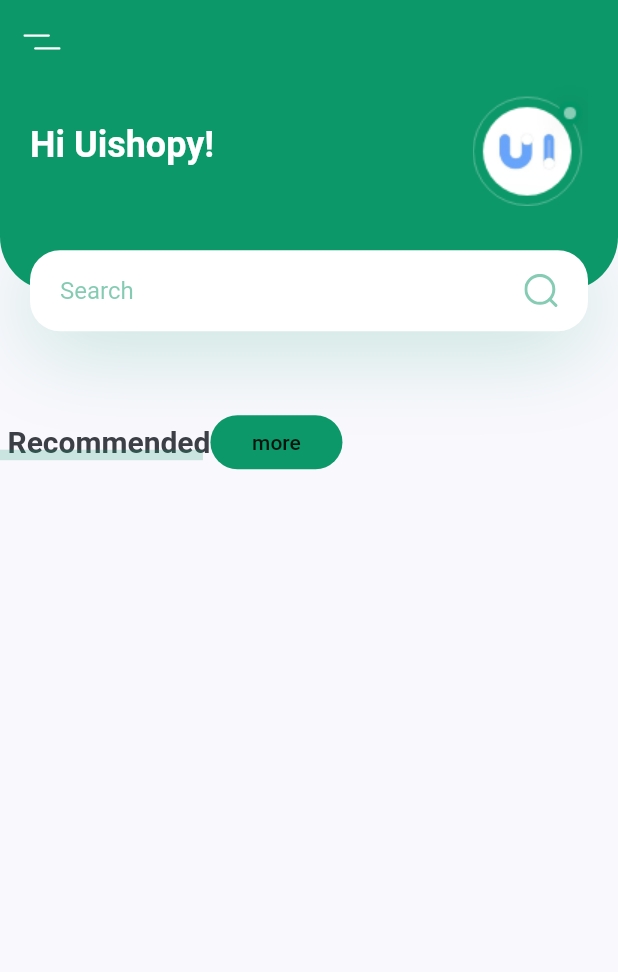
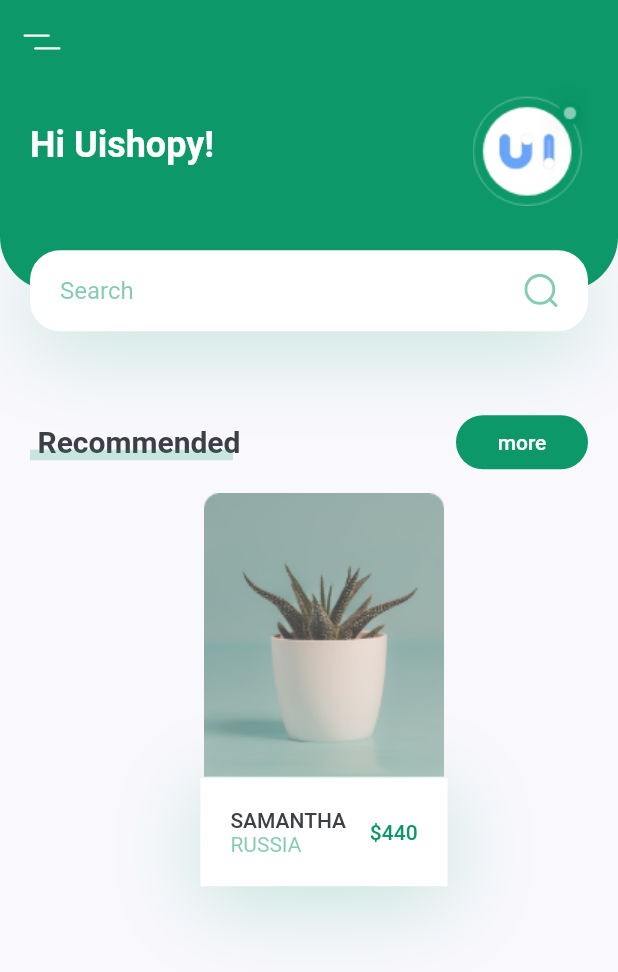
Before and after one commit to Ree-jp/Plant-App-Flutter-UI, a Flutter app: the screen it shows after launch, on a phone screen of 412 x 824 dp. Shown: the top 972 px of the screen. Run offline on Flutter 3.47's test engine with Material 2 defaults, Android fonts, the phone set to English and light mode, and no system bars; our stand-ins replace flutter_svg.

Commit message:
4day TitleWithMoreBtn recommended card(少し)

```diff
--- a/lib/components/body.dart
+++ b/lib/components/body.dart
@@ -2,6 +2,7 @@ import 'package:flutter/material.dart';
 import 'package:plant_app/constants.dart';
 
 import 'header_with_searchbox.dart';
+import 'title_with_more_btn.dart';
 
 class Body extends StatelessWidget {
   @override
@@ -10,24 +11,59 @@ class Body extends StatelessWidget {
 
     return SingleChildScrollView(
         //分かんない
+        child: Column(
+      children: <Widget>[
+        HeaderWithSearchBox(size: size),
+        TitleWithMoreBtn(
+          title: "Recommended",
+          press: () {},
+        ),
+        Container(
+            margin: EdgeInsets.only(
+                left: kDefaultPadding,
+                top: kDefaultPadding / 2,
+                bottom: kDefaultPadding * 2.5),
+            width: size.width * 0.4,
             child: Column(children: <Widget>[
-        HeaderWithSearchBox(size: size),
-        Row(
+              Image.asset("assets/images/image_1.png"),
+              Container(
+                padding: EdgeInsets.all(kDefaultPadding),
+                decoration: BoxDecoration(
+                  color: Colors.white,
+                  boxShadow: [
+                    BoxShadow(
+                        offset: Offset(0, 10),
+                        blurRadius: 50,
+                        color: kPrimaryColor.withOpacity(0.23))
+                  ],
+                ),
+                child: Row(
                   children: <Widget>[
-            TitleWithCustomUnderline(
-              text: "Recommended",
+                    RichText(
+                      text: TextSpan(children: [
+                        TextSpan(
+                            text: "samantha\n".toUpperCase(), //全部大文字にする
+                            style: Theme.of(context).textTheme.button),
+                        TextSpan(
+                            text: "Russia".toUpperCase(),
+                            style: TextStyle(
+                                color: kPrimaryColor.withOpacity(0.5)))
+                      ]),
                     ),
-            FlatButton(
-              shape: RoundedRectangleBorder(
-                  borderRadius: BorderRadius.circular(20.0)),
-              color: kPrimaryColor,
-              onPressed: () {},
-              child: Text("more"),
+                    Spacer(),
+                    Text(
+                      '\$440',
+                      style: Theme.of(context)
+                          .textTheme
+                          .button
+                          .copyWith(color: kPrimaryColor),
                     )
                   ],
-        )
-      ]),
-    );
+                ),
+              ),
+            ]))
+      ],
+    ));
   }
 }
 
--- /dev/null
+++ b/lib/components/title_with_more_btn.dart
@@ -0,0 +1,40 @@
+import 'package:flutter/material.dart';
+import 'package:plant_app/constants.dart';
+
+import 'body.dart';
+
+class TitleWithMoreBtn extends StatelessWidget {
+  const TitleWithMoreBtn({
+    Key key,
+    this.title,
+    this.press,
+  }) : super(key: key);
+
+  final String title;
+  final Function press;
+
+  @override
+  Widget build(BuildContext context) {
+    return Padding(
+      padding: const EdgeInsets.symmetric(horizontal: kDefaultPadding),
+      child: Row(
+        children: <Widget>[
+          TitleWithCustomUnderline(
+            text: title,
+          ),
+          Spacer(),
+          FlatButton(
+            shape: RoundedRectangleBorder(
+                borderRadius: BorderRadius.circular(20.0)),
+            color: kPrimaryColor,
+            onPressed: press,
+            child: Text(
+              "more",
+              style: TextStyle(color: Colors.white),
+            ),
+          )
+        ],
+      ),
+    );
+  }
+}
```
Lines whose indentation alone changed are shown as unchanged.
